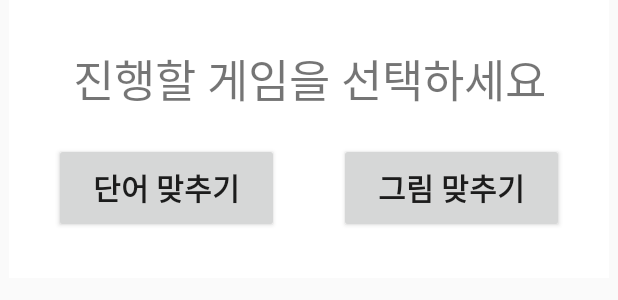
After one commit to Onedelay/Alphago, an Android app: the layout dialog_mode_select_method.xml on its own in the app's theme, with its tools: preview values and no code run, on a phone screen of 412 x 824 dp. The commit adds this screen. Shown: the top 300 px of the screen. Run offline under Robolectric (Android 15) with nearby library versions, the phone set to English and light mode, and no system bars.

Commit message:
18.01.20 사진선택, 촬영, 게임 화면

```diff
--- a/app/build.gradle
+++ b/app/build.gradle
@@ -27,4 +27,7 @@ dependencies {
     compile 'com.android.support:appcompat-v7:25.3.1'
     compile 'com.android.support.constraint:constraint-layout:1.0.2'
     testCompile 'junit:junit:4.12'
+
+    compile 'com.github.jkwiecien:EasyImage:2.0.4'
+    compile 'gun0912.ted:tedpermission:2.1.0'
 }
--- a/app/src/main/AndroidManifest.xml
+++ b/app/src/main/AndroidManifest.xml
@@ -1,6 +1,10 @@
 <?xml version="1.0" encoding="utf-8"?>
 <manifest xmlns:android="http://schemas.android.com/apk/res/android"
     package="com.alphago.alphago">
+
+    <uses-permission android:name="android.permission.WRITE_EXTERNAL_STORAGE"/>
+    <uses-permission android:name="android.permission.READ_EXTERNAL_STORAGE"/>
+    <uses-permission android:name="android.permission.CAMERA" />
 
     <application
         android:allowBackup="true"
--- /dev/null
+++ b/app/src/main/res/layout/dialog_mode_select_method.xml
@@ -0,0 +1,116 @@
+<?xml version="1.0" encoding="utf-8"?>
+<FrameLayout xmlns:android="http://schemas.android.com/apk/res/android"
+    xmlns:app="http://schemas.android.com/apk/res-auto"
+    android:layout_width="match_parent"
+    android:layout_height="wrap_content"
+    android:background="@android:color/transparent">
+
+    <android.support.constraint.ConstraintLayout
+        android:id="@+id/select_difficulty_display"
+        android:layout_width="wrap_content"
+        android:layout_height="wrap_content"
+        android:layout_gravity="center_horizontal"
+        android:background="#FFF"
+        android:padding="30dp"
+        android:visibility="gone">
+
+        <TextView
+            android:id="@+id/select_difficulty"
+            android:layout_width="wrap_content"
+            android:layout_height="wrap_content"
+            android:text="난이도를 선택하세요"
+            android:textSize="30sp"
+            app:layout_constraintLeft_toLeftOf="parent"
+            app:layout_constraintRight_toRightOf="parent"
+            app:layout_constraintTop_toTopOf="parent" />
+
+        <LinearLayout
+            android:layout_width="wrap_content"
+            android:layout_height="wrap_content"
+            android:layout_marginTop="20dp"
+            android:orientation="horizontal"
+            app:layout_constraintLeft_toLeftOf="parent"
+            app:layout_constraintRight_toRightOf="parent"
+            app:layout_constraintTop_toBottomOf="@id/select_difficulty">
+
+            <Button
+                android:id="@+id/btn_easy"
+                android:layout_width="150dp"
+                android:layout_height="60dp"
+                android:text="EASY"
+                android:textSize="20sp"
+                android:textStyle="bold" />
+
+            <Button
+                android:id="@+id/btn_normal"
+                android:layout_width="150dp"
+                android:layout_height="60dp"
+                android:layout_marginLeft="20dp"
+                android:text="NORMAL"
+                android:textSize="20sp"
+                android:textStyle="bold"
+                app:layout_constraintBottom_toBottomOf="@id/btn_easy" />
+
+            <Button
+                android:id="@+id/btn_hard"
+                android:layout_width="150dp"
+                android:layout_height="60dp"
+                android:layout_marginLeft="20dp"
+                android:text="HARD"
+                android:textSize="20sp"
+                android:textStyle="bold"
+                app:layout_constraintBottom_toBottomOf="@id/btn_easy"
+                app:layout_constraintLeft_toRightOf="@id/btn_normal" />
+
+        </LinearLayout>
+    </android.support.constraint.ConstraintLayout>
+
+    <android.support.constraint.ConstraintLayout
+        android:id="@+id/select_mode_text"
+        android:layout_width="wrap_content"
+        android:layout_height="wrap_content"
+        android:layout_gravity="center_horizontal"
+        android:background="#FFF"
+        android:padding="30dp">
+
+        <android.support.constraint.Guideline
+            android:id="@+id/guideline"
+            android:layout_width="wrap_content"
+            android:layout_height="wrap_content"
+            android:orientation="vertical"
+            app:layout_constraintGuide_percent="0.5" />
+
+        <TextView
+            android:id="@+id/select_mode"
+            android:layout_width="wrap_content"
+            android:layout_height="wrap_content"
+            android:text="진행할 게임을 선택하세요"
+            android:textSize="30sp"
+            app:layout_constraintLeft_toLeftOf="parent"
+            app:layout_constraintRight_toRightOf="parent"
+            app:layout_constraintTop_toTopOf="parent" />
+
+        <Button
+            android:id="@+id/btn_word_game"
+            android:text="단어 맞추기"
+            android:textSize="20sp"
+            android:textStyle="bold"
+            android:layout_width="150dp"
+            android:layout_height="60dp"
+            app:layout_constraintTop_toBottomOf="@id/select_mode"
+            app:layout_constraintRight_toLeftOf="@id/guideline"
+            android:layout_marginRight="20dp"
+            android:layout_marginTop="20dp" />
+
+        <Button
+            android:id="@+id/btn_img_game"
+            android:text="그림 맞추기"
+            android:textSize="20sp"
+            android:textStyle="bold"
+            android:layout_width="150dp"
+            android:layout_height="60dp"
+            app:layout_constraintLeft_toRightOf="@id/guideline"
+            app:layout_constraintBottom_toBottomOf="@id/btn_word_game"
+            android:layout_marginLeft="20dp" />
+    </android.support.constraint.ConstraintLayout>
+</FrameLayout>
--- a/build.gradle
+++ b/build.gradle
@@ -15,6 +15,7 @@ buildscript {
 allprojects {
     repositories {
         jcenter()
+        maven { url 'https://jitpack.io' }
     }
 }
 
```
Also changed, not shown: app/src/main/java/com/alphago/alphago/activity/MainActivity.java (+32 -1 lines), app/src/main/java/com/alphago/alphago/fragment/GameModeSelectionDialog.java (added, +84 -0 lines), app/src/main/java/com/alphago/alphago/fragment/ImageSelectionMethodDialog.java (+31 -7 lines).
